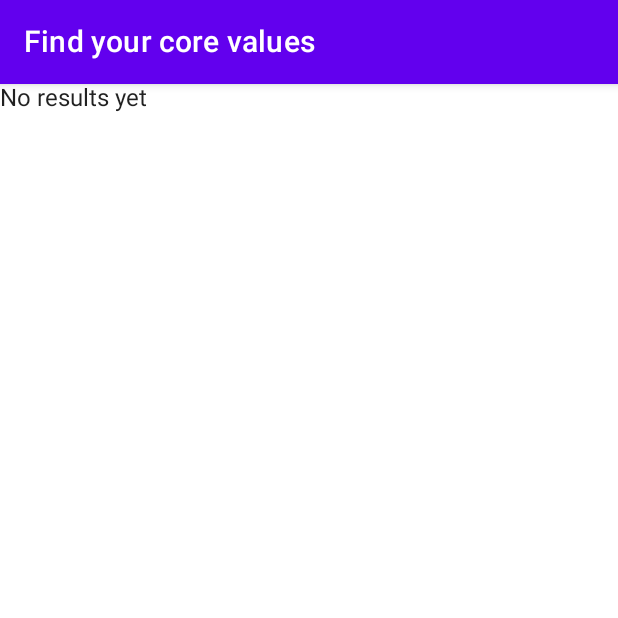
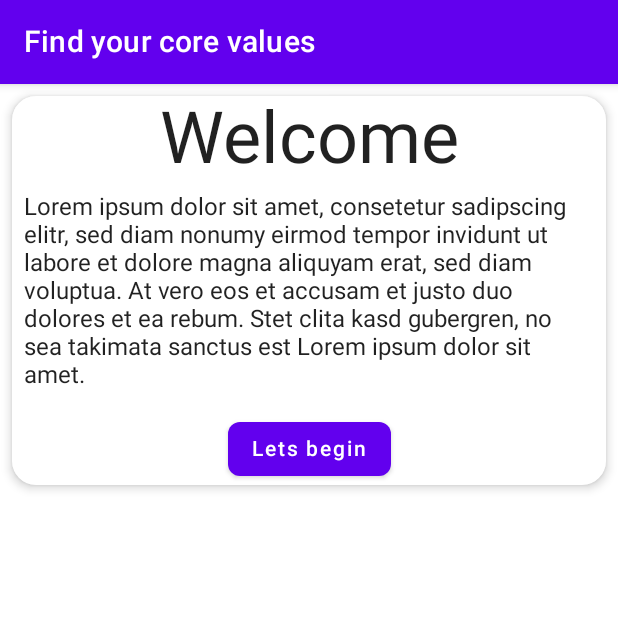
Before and after one commit to umeckel/Find-your-core-values, an Android app built with Jetpack Compose: the screen it shows after launch (MainActivity), on a phone screen of 412 x 824 dp, the top half of it. Run offline under Robolectric (Android 15) with nearby library versions, the phone set to English and light mode, and no system bars.

Commit message:
Basic Home screen
- dummy Introduction text
- start button

```diff
--- a/app/src/main/java/de/ulme/findyourcorevalues/ui/screen/home/HomeScreen.kt
+++ b/app/src/main/java/de/ulme/findyourcorevalues/ui/screen/home/HomeScreen.kt
@@ -1,17 +1,29 @@
 package de.ulme.findyourcorevalues.ui.screen.home
 
+import androidx.compose.foundation.layout.Column
+import androidx.compose.foundation.layout.Spacer
+import androidx.compose.foundation.layout.fillMaxWidth
+import androidx.compose.foundation.layout.height
 import androidx.compose.foundation.layout.padding
+import androidx.compose.material.Button
+import androidx.compose.material.Card
+import androidx.compose.material.MaterialTheme
 import androidx.compose.material.Scaffold
+import androidx.compose.material.Surface
 import androidx.compose.material.Text
 import androidx.compose.runtime.Composable
 import androidx.compose.runtime.collectAsState
 import androidx.compose.runtime.getValue
+import androidx.compose.ui.Alignment
 import androidx.compose.ui.Modifier
 import androidx.compose.ui.res.stringResource
+import androidx.compose.ui.tooling.preview.Preview
+import androidx.compose.ui.unit.dp
 import androidx.lifecycle.viewmodel.compose.viewModel
 import de.ulme.findyourcorevalues.R
 import de.ulme.findyourcorevalues.ui.AppViewModelProvider
 import de.ulme.findyourcorevalues.ui.navigation.YourValuesTopAppBar
+import de.ulme.findyourcorevalues.ui.theme.FindYourCoreValuesTheme
 
 
 @Composable
@@ -40,9 +52,57 @@ fun HomeBody(
     modifier: Modifier = Modifier,
 ) {
     if (resultList.isEmpty()) {
-        Text("No results yet")
+        IntroductionBody(
+            onStart = { /* TODO */ }
+        )
     } else {
         Text("Found ${resultList.size} yet")
     }
 
 }
+
+@Composable
+fun IntroductionBody(
+    onStart: () -> Unit,
+    modifier: Modifier = Modifier,
+) {
+
+    Card(
+        modifier = modifier
+            .fillMaxWidth()
+            .padding(8.dp),
+        elevation = 4.dp
+    ) {
+        Column(
+            horizontalAlignment = Alignment.CenterHorizontally
+        ) {
+            Text(
+                text = stringResource(R.string.introduction_header),
+                style = MaterialTheme.typography.h3,
+            )
+            Text(
+                text = stringResource(R.string.introduction_body),
+                style = MaterialTheme.typography.body1,
+                modifier = Modifier.padding(8.dp),
+            )
+            Spacer(modifier = Modifier.height(8.dp))
+            Button(
+                onClick = onStart,
+            ) {
+                Text(text = stringResource(R.string.start_vote))
+            }
+        }
+    }
+}
+
+@Preview
+@Composable
+fun PreviewIntroductionBody(modifier: Modifier = Modifier) {
+    FindYourCoreValuesTheme() {
+        Surface(
+            color = MaterialTheme.colors.background
+        ) {
+            IntroductionBody({})
+        }
+    }
+}
--- a/app/src/main/java/de/ulme/findyourcorevalues/ui/theme/Shape.kt
+++ b/app/src/main/java/de/ulme/findyourcorevalues/ui/theme/Shape.kt
@@ -5,7 +5,7 @@ import androidx.compose.material.Shapes
 import androidx.compose.ui.unit.dp
 
 val Shapes = Shapes(
-    small = RoundedCornerShape(4.dp),
-    medium = RoundedCornerShape(4.dp),
-    large = RoundedCornerShape(0.dp)
+    small = RoundedCornerShape(8.dp),
+    medium = RoundedCornerShape(16.dp),
+    large = RoundedCornerShape(16.dp)
 )
--- a/app/src/main/res/values/strings.xml
+++ b/app/src/main/res/values/strings.xml
@@ -1,3 +1,6 @@
 <resources>
     <string name="app_name">Find your core values</string>
+    <string name="introduction_body">Lorem ipsum dolor sit amet, consetetur sadipscing elitr, sed diam nonumy eirmod tempor invidunt ut labore et dolore magna aliquyam erat, sed diam voluptua. At vero eos et accusam et justo duo dolores et ea rebum. Stet clita kasd gubergren, no sea takimata sanctus est Lorem ipsum dolor sit amet.</string>
+    <string name="introduction_header">Welcome</string>
+    <string name="start_vote">Lets begin</string>
 </resources>
```
